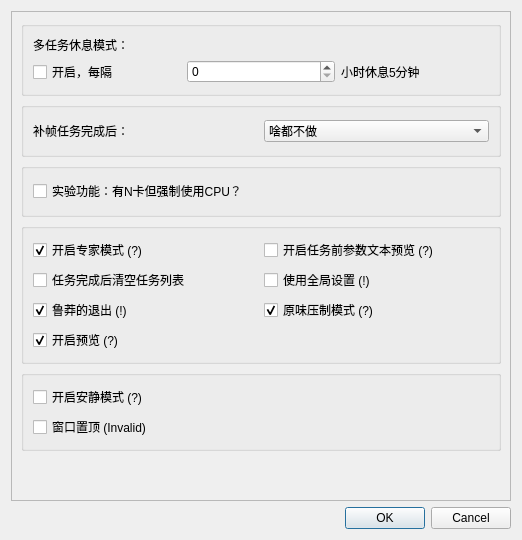
This is Utils/SVFI_preference.ui in 100wman/RIFE_GUI as Qt 5 draws it before an edit. The edited form follows.
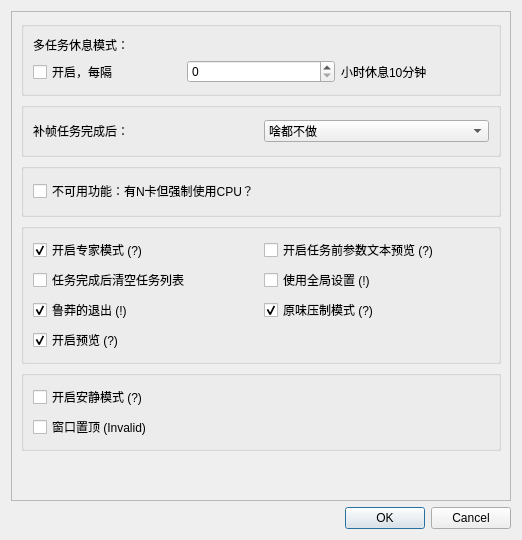
This is the edited form. Custom widgets are drawn as their Qt base class.

Diff of the .ui file:
```diff
--- a/Utils/SVFI_preference.ui
+++ b/Utils/SVFI_preference.ui
@@ -99,7 +99,7 @@
               <item>
                <widget class="QLabel" name="label_3">
                 <property name="text">
-                 <string>小时休息5分钟</string>
+                 <string>小时休息10分钟</string>
                 </property>
                </widget>
               </item>
@@ -158,7 +158,7 @@
               <item>
                <widget class="QCheckBox" name="ForceCpuChecker">
                 <property name="text">
-                 <string>实验功能：有N卡但强制使用CPU？</string>
+                 <string>不可用功能：有N卡但强制使用CPU？</string>
                 </property>
                </widget>
               </item>
```
Left out of the diff: 6 changed lines with no effect on the pictures.
